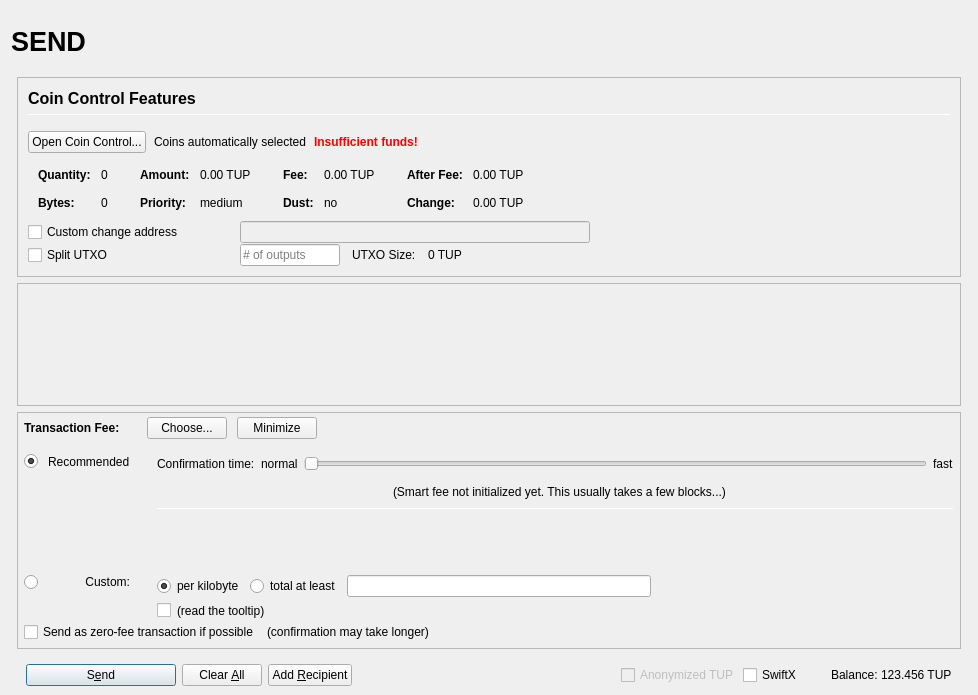
Before: the Qt Designer form src/qt/forms/sendcoinsdialog.ui in wealth-coin/TenUp, drawn with Qt 5.
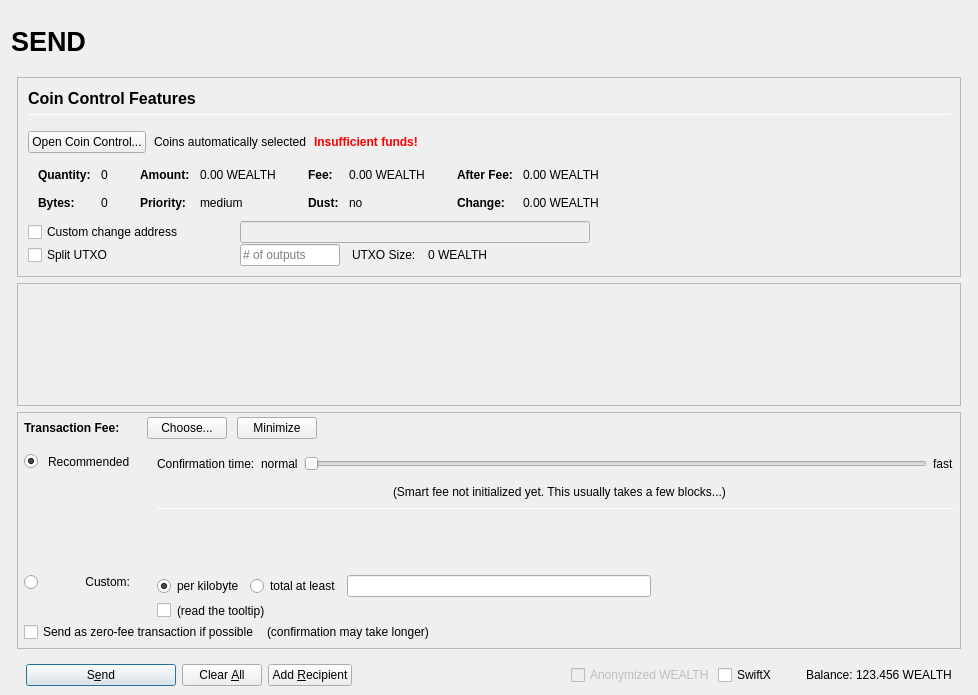
After: the same form once the commit is applied. Icons and pictures are not drawn. Custom widgets are drawn as their Qt base class.

Patch:
```diff
--- a/src/qt/forms/sendcoinsdialog.ui
+++ b/src/qt/forms/sendcoinsdialog.ui
@@ -493,7 +493,7 @@
                         <enum>Qt::ActionsContextMenu</enum>
                        </property>
                        <property name="text">
-                        <string notr="true">0.00 TUP</string>
+                        <string notr="true">0.00 WEALTH</string>
                        </property>
                        <property name="textInteractionFlags">
                         <set>Qt::LinksAccessibleByMouse|Qt::TextSelectableByKeyboard|Qt::TextSelectableByMouse</set>
@@ -573,7 +573,7 @@
                         <enum>Qt::ActionsContextMenu</enum>
                        </property>
                        <property name="text">
-                        <string notr="true">0.00 TUP</string>
+                        <string notr="true">0.00 WEALTH</string>
                        </property>
                        <property name="textInteractionFlags">
                         <set>Qt::LinksAccessibleByMouse|Qt::TextSelectableByKeyboard|Qt::TextSelectableByMouse</set>
@@ -653,7 +653,7 @@
                         <enum>Qt::ActionsContextMenu</enum>
                        </property>
                        <property name="text">
-                        <string notr="true">0.00 TUP</string>
+                        <string notr="true">0.00 WEALTH</string>
                        </property>
                        <property name="textInteractionFlags">
                         <set>Qt::LinksAccessibleByMouse|Qt::TextSelectableByKeyboard|Qt::TextSelectableByMouse</set>
@@ -682,7 +682,7 @@
                         <enum>Qt::ActionsContextMenu</enum>
                        </property>
                        <property name="text">
-                        <string notr="true">0.00 TUP</string>
+                        <string notr="true">0.00 WEALTH</string>
                        </property>
                        <property name="textInteractionFlags">
                         <set>Qt::LinksAccessibleByMouse|Qt::TextSelectableByKeyboard|Qt::TextSelectableByMouse</set>
@@ -849,7 +849,7 @@
                 <item>
                  <widget class="QLabel" name="labelBlockSize">
                   <property name="text">
-                   <string>0 TUP</string>
+                   <string>0 WEALTH</string>
                   </property>
                  </widget>
                 </item>
@@ -1686,7 +1686,7 @@
                 <bool>false</bool>
                </property>
                <property name="text">
-                <string>Anonymized TUP</string>
+                <string>Anonymized WEALTH</string>
                </property>
               </widget>
              </item>
@@ -1725,7 +1725,7 @@
                 <cursorShape>IBeamCursor</cursorShape>
                </property>
                <property name="text">
-                <string notr="true">123.456 TUP</string>
+                <string notr="true">123.456 WEALTH</string>
                </property>
                <property name="textInteractionFlags">
                 <set>Qt::LinksAccessibleByMouse|Qt::TextSelectableByKeyboard|Qt::TextSelectableByMouse</set>
```
Left out of the diff: 14 changed lines with no effect on the pictures.
